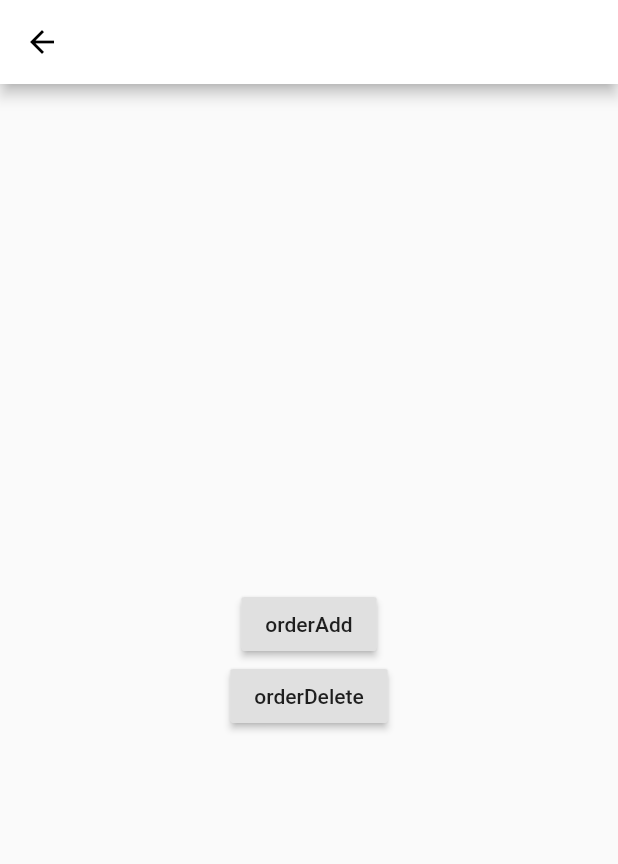
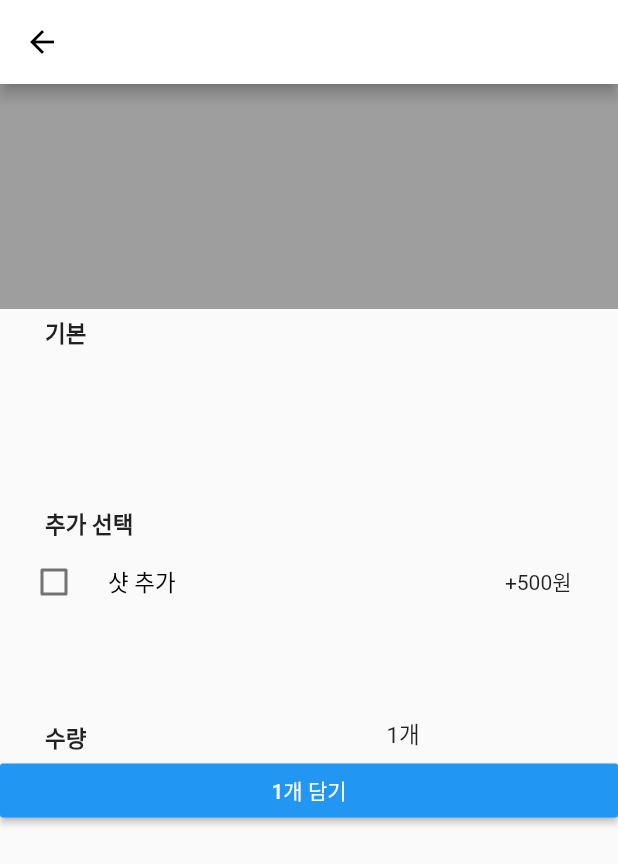
Before and after one commit to ungchun/capstoneDesignCustomer, a Flutter app: the OrderWidget screen opened directly, on a phone screen of 412 x 824 dp. Shown: the top 864 px of the screen. Run offline on Flutter 3.47's test engine with Material 2 defaults, Android fonts, the phone set to English and light mode, and no system bars; our stand-ins replace cloud_firestore, firebase_core, flutter_swiper, google_maps_flutter; missing offline and left inert: qrscan; accounts and stored records are empty.

Commit message:
2020/10/16

```diff
--- a/capstone_customer/lib/cafeinfo/cafeMenu.dart
+++ b/capstone_customer/lib/cafeinfo/cafeMenu.dart
@@ -136,7 +136,7 @@ class _CafeMenuState extends State<CafeMenu> {
             itemCount: snapshot.data.size,
             itemBuilder: (context, index) {
               return GestureDetector(
-                onTap: ()=>{
+                onTap: () => {
                   Navigator.push(context,
                       MaterialPageRoute(builder: (context) => OrderWidget()))
                 },
--- a/capstone_customer/lib/order/orderWidget.dart
+++ b/capstone_customer/lib/order/orderWidget.dart
@@ -7,6 +7,7 @@ class OrderWidget extends StatefulWidget {
 }
 
 class _OrderWidgetState extends State<OrderWidget> {
+  bool _checked = false;
   @override
   Widget build(BuildContext context) {
     return Scaffold(
@@ -16,30 +17,108 @@ class _OrderWidgetState extends State<OrderWidget> {
           color: Colors.black,
         ),
       ),
-      body: Column(
-        mainAxisAlignment: MainAxisAlignment.center,
-        children: [
-          Center(
-              child: RaisedButton(
-            onPressed: () {
-              FirebaseFirestore.instance
-                  .collection('order')
-                  .doc('2')
-                  .set({"orderName": "아메리카노", "온도": "Hot"});
-            },
-            child: Text("orderAdd"),
-          )),
-          Center(
-              child: RaisedButton(
-            onPressed: () {
-              FirebaseFirestore.instance
-                  .collection('order')
-                  .doc('2')
-                  .delete();
-            },
-            child: Text("orderDelete"),
-          )),
-        ],
+      body: Center(
+        child: Column(
+          //mainAxisSize: MainAxisSize.min,
+          //mainAxisAlignment: MainAxisAlignment.center,
+          crossAxisAlignment: CrossAxisAlignment.stretch,
+          children: <Widget>[
+            Padding(
+              padding: const EdgeInsets.fromLTRB(0, 0, 0, 0),
+              child: Container(
+                height: 150,
+                color: Colors.grey,
+              ),
+            ),
+            Padding(
+                padding: const EdgeInsets.fromLTRB(30, 5, 0, 0),
+                child: Text(
+                  "기본",
+                  style: TextStyle(fontWeight: FontWeight.bold, fontSize: 15),
+                )),
+            Padding(
+              padding: const EdgeInsets.fromLTRB(0, 0, 0, 0),
+              child: Container(
+                height: 100,
+                // color: Colors.white,
+              ),
+            ),
+            Padding(
+                padding: const EdgeInsets.fromLTRB(30, 5, 0, 0),
+                child: Text(
+                  "추가 선택",
+                  style: TextStyle(fontWeight: FontWeight.bold, fontSize: 15),
+                )),
+            Padding(
+                padding: const EdgeInsets.fromLTRB(0, 0, 15, 50),
+                child: CheckboxListTile(
+                    title: Text(
+                      "샷 추가",
+                      style: TextStyle(
+                        //fontWeight: FontWeight.bold,
+                        fontSize: 15,
+                        color: Colors.black,
+                      ),
+                    ),
+                    secondary: Text("+500원"),
+                    controlAffinity: ListTileControlAffinity.leading,
+                    value: _checked,
+                    onChanged: (bool value) {
+                      setState(() {
+                        _checked = value;
+                      });
+                    })),
+            Padding(
+                padding: const EdgeInsets.fromLTRB(30, 5, 0, 0),
+                child: Row(
+                  //mainAxisAlignment: MainAxisAlignment.center,
+                  // crossAxisAlignment: CrossAxisAlignment.stretch,
+                  children: <Widget>[
+                    Padding(
+                      padding: const EdgeInsets.fromLTRB(0, 10, 0, 0),
+                      child: Text(
+                        "수량",
+                        style: TextStyle(
+                            fontWeight: FontWeight.bold, fontSize: 15),
+                      ),
+                    ),
+                    Padding(
+                      padding: const EdgeInsets.fromLTRB(200, 5, 0, 0),
+                      child: Text(
+                        "1개",
+                        style: TextStyle(fontSize: 15),
+                      ),
+                    ),
+                  ],
+                )),
+            Padding(
+                padding: const EdgeInsets.fromLTRB(0, 0, 0, 0),
+                child: RaisedButton(
+                  color: Colors.blue,
+                  child: Text("1개 담기"),
+                  splashColor: Colors.red,
+                  disabledColor: Colors.cyanAccent,
+                  disabledTextColor: Colors.black,
+                  onPressed: () {},
+                  textColor: Colors.white,
+                )),
+          ],
+
+          /*
+        children: <Widget>[
+            Checkbox(
+              value: chechBoxValue,
+              onChanged: (bool value) {
+                print(value);
+
+                setState(() {
+                  chechBoxValue = value;
+                });
+              },
+            ),
+            Text("샷 추가")
+        ],*/
+        ),
       ),
     );
   }
```
